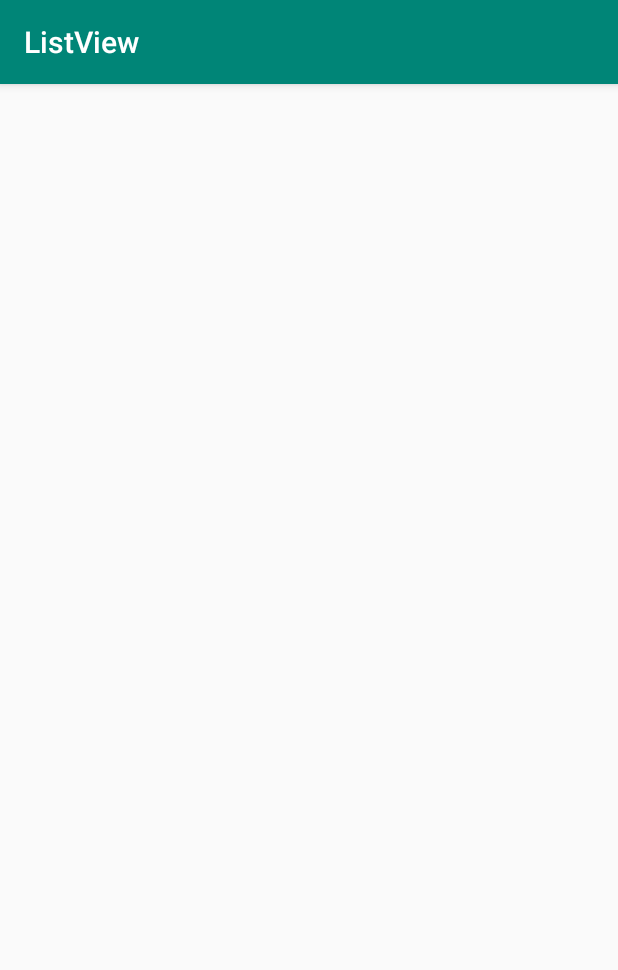
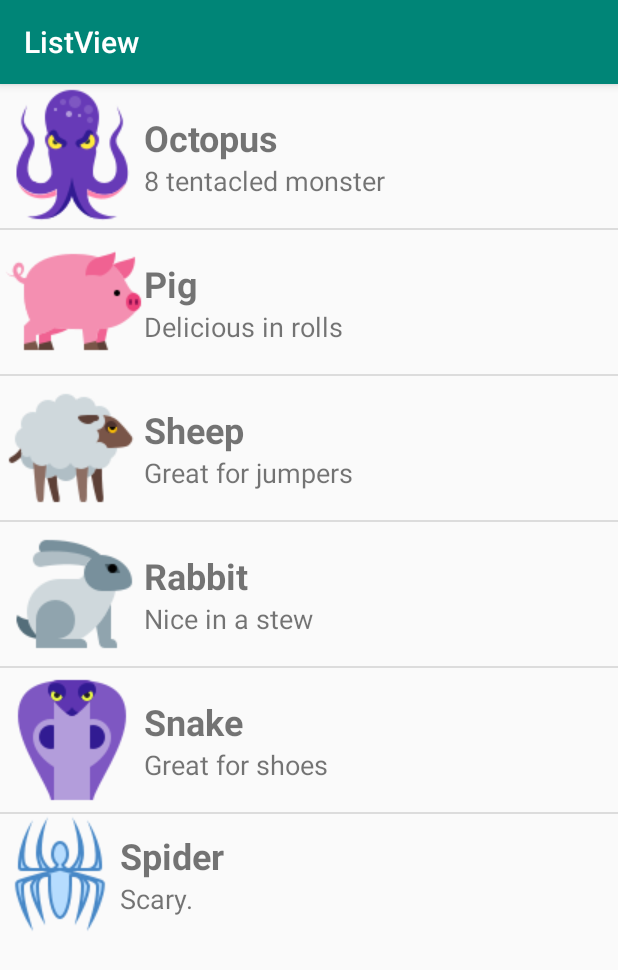
Before and after one commit to layonmartins/ListView_Example, an Android app: the screen it shows after launch (MainActivity), on a phone screen of 412 x 824 dp. Shown: the top 970 px of the screen. Run offline under Robolectric (Android 15) with nearby library versions, the phone set to English and light mode, and no system bars.

Commit message:
create custom adapter class

```diff
--- /dev/null
+++ b/app/src/main/java/com/example/android/listview/CustomListAdapter.java
@@ -0,0 +1,55 @@
+package com.example.android.listview;
+
+import android.app.Activity;
+import android.view.LayoutInflater;
+import android.view.View;
+import android.view.ViewGroup;
+import android.widget.ArrayAdapter;
+import android.widget.ImageView;
+import android.widget.TextView;
+
+public class CustomListAdapter extends ArrayAdapter {
+
+    //to reference the Activity
+    private final Activity context;
+
+    //to store the animal images
+    private final Integer[] imageIDarray;
+
+    //to store the list of countries
+    private final String[] nameArray;
+
+    //to store the list of countries
+    private final String[] infoArray;
+
+    public CustomListAdapter(Activity context, String[] nameArrayParam,
+        String[] infoArrayParam, Integer[] imageIDArrayParam) {
+
+        super(context, R.layout.listview_row, nameArrayParam);
+
+        this.context=context;
+        this.imageIDarray = imageIDArrayParam;
+        this.nameArray = nameArrayParam;
+        this.infoArray = infoArrayParam;
+    }
+
+    public View getView(int position, View view, ViewGroup parent) {
+
+        LayoutInflater inflater = context.getLayoutInflater();
+        View rowView  = inflater.inflate(R.layout.listview_row, null, true);
+
+        //this code gets references to objects in the listview_row.xml file
+        TextView nameTextField = (TextView) rowView.findViewById(R.id.nameTextViewID);
+        TextView infoTextField = (TextView) rowView.findViewById(R.id.infoTextViewID);
+        ImageView imageView = (ImageView) rowView.findViewById(R.id.imageView1ID);
+
+        //this code sets the values of the objects to values from the arrays
+        nameTextField.setText(nameArray[position]);
+        infoTextField.setText(infoArray[position]);
+        imageView.setImageResource(imageIDarray[position]);
+
+        return rowView;
+    }
+
+
+}
--- a/app/src/main/java/com/example/android/listview/MainActivity.java
+++ b/app/src/main/java/com/example/android/listview/MainActivity.java
@@ -2,12 +2,40 @@ package com.example.android.listview;
 
 import android.support.v7.app.AppCompatActivity;
 import android.os.Bundle;
+import android.widget.ListView;
 
 public class MainActivity extends AppCompatActivity {
+
+    String[] nameArray = {"Octopus", "Pig", "Sheep", "Rabbit", "Snake", "Spider"};
+
+    String[] infoArray = {
+            "8 tentacled monster",
+            "Delicious in rolls",
+            "Great for jumpers",
+            "Nice in a stew",
+            "Great for shoes",
+            "Scary."
+    };
+
+    Integer[] imageArray = {
+            R.drawable.octopus,
+            R.drawable.pig,
+            R.drawable.sheep,
+            R.drawable.rabbit,
+            R.drawable.snake,
+            R.drawable.spider
+    };
+
+    ListView listView;
 
     @Override
     protected void onCreate(Bundle savedInstanceState) {
         super.onCreate(savedInstanceState);
         setContentView(R.layout.activity_main);
+
+        CustomListAdapter whatever = new CustomListAdapter(this, nameArray, infoArray, imageArray);
+
+        listView = (ListView) findViewById(R.id.listviewID);
+        listView.setAdapter(whatever);
     }
 }
--- a/app/src/main/res/layout/activity_main.xml
+++ b/app/src/main/res/layout/activity_main.xml
@@ -8,8 +8,8 @@
 
     <ListView
         android:id="@+id/listviewID"
-        android:layout_width="368dp"
-        android:layout_height="495dp"
+        android:layout_width="match_parent"
+        android:layout_height="wrap_content"
         tools:layout_editor_absoluteX="8dp"
         tools:layout_editor_absoluteY="8dp" />
 </android.support.constraint.ConstraintLayout>
--- a/app/src/main/res/layout/listview_row.xml
+++ b/app/src/main/res/layout/listview_row.xml
@@ -10,7 +10,9 @@
         android:layout_width="wrap_content"
         android:layout_height="wrap_content"
         android:contentDescription="@string/description"
-        app:srcCompat="@drawable/octopus" />
+        app:srcCompat="@drawable/octopus"
+        android:scaleType="center"
+        />
 
     <LinearLayout
         android:layout_width="0dp"
```
Also changed, not shown: app/src/main/res/drawable/pig.png (renamed from app/src/main/res/drawable/icons8-pig-96.png), app/src/main/res/drawable/rabbit.png (renamed from app/src/main/res/drawable/icons8-rabbit-96.png), app/src/main/res/drawable/sheep.png (renamed from app/src/main/res/drawable/icons8-sheep-96.png), app/src/main/res/drawable/snake.png (renamed from app/src/main/res/drawable/icons8-year-of-snake-96.png), app/src/main/res/drawable/spider.png (renamed from app/src/main/res/drawable/icons8-spider-man-old-80.png).
